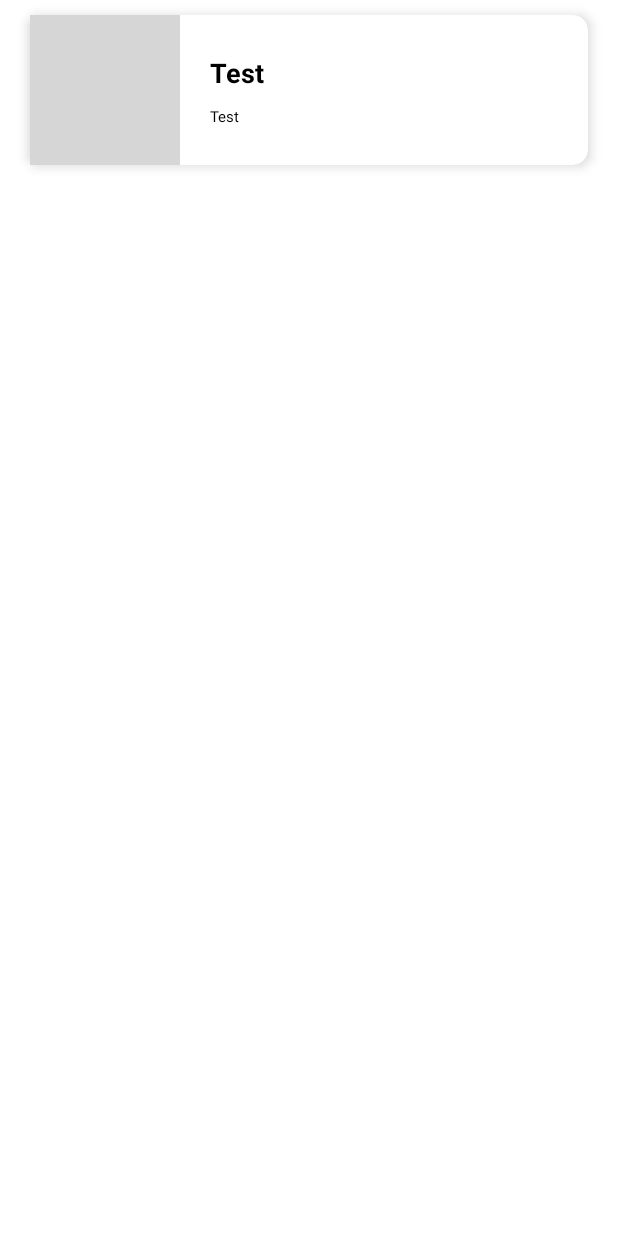
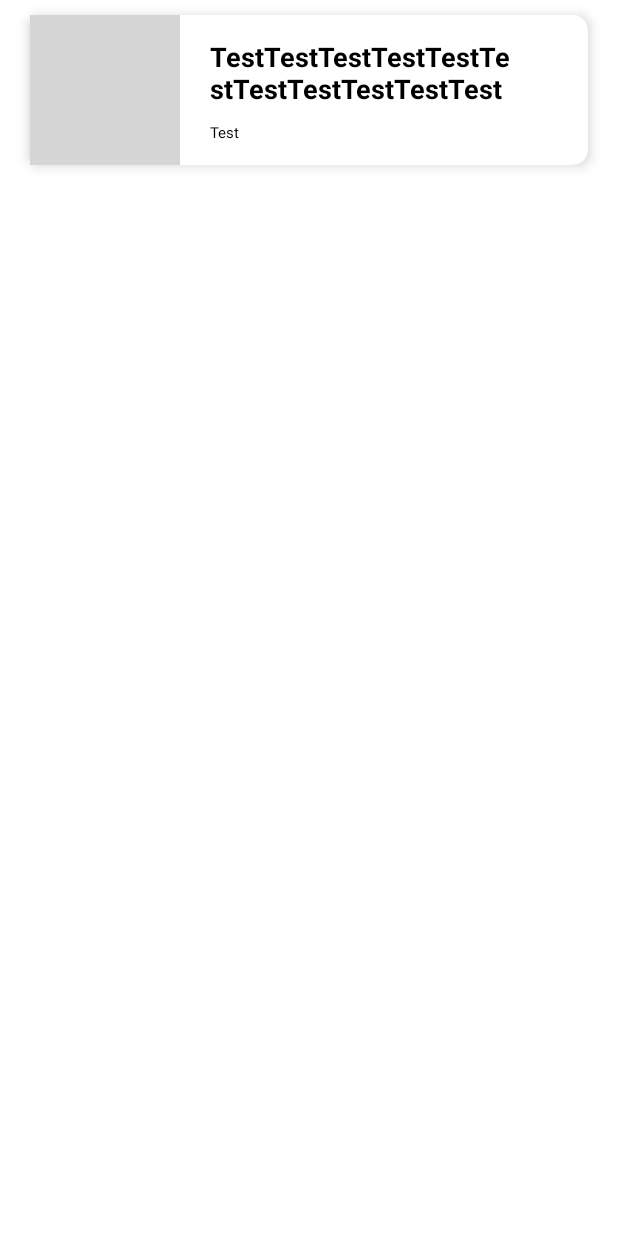
Before and after one commit to ladorayn/useradminappandroid, an Android app: the layout photos_data_layout.xml on its own in the app's theme, with its tools: preview values and no code run, on a phone screen of 412 x 824 dp. Run offline under Robolectric (Android 15) with nearby library versions, the phone set to English and light mode, and no system bars; grey boxes are pictures that could not be loaded.

Commit message:
Update constraint width

```diff
--- a/app/src/main/res/layout/photos_data_layout.xml
+++ b/app/src/main/res/layout/photos_data_layout.xml
@@ -45,9 +45,10 @@
                     android:id="@+id/titlePhoto"
                     android:layout_width="wrap_content"
                     android:layout_height="wrap_content"
-                    android:text="Test"
+                    android:text="TestTestTestTestTestTestTestTestTestTestTest"
                     android:textColor="@color/black"
                     android:textSize="18sp"
+                    android:maxWidth="200dp"
 
                     android:textStyle="bold">
 
@@ -61,6 +62,7 @@
                     android:id="@+id/descPhoto"
                     android:layout_width="wrap_content"
                     android:layout_height="wrap_content"
+                    android:maxWidth="200dp"
                     android:text="Test"
                     android:textColor="@color/black"
                     android:textSize="10sp">
```
